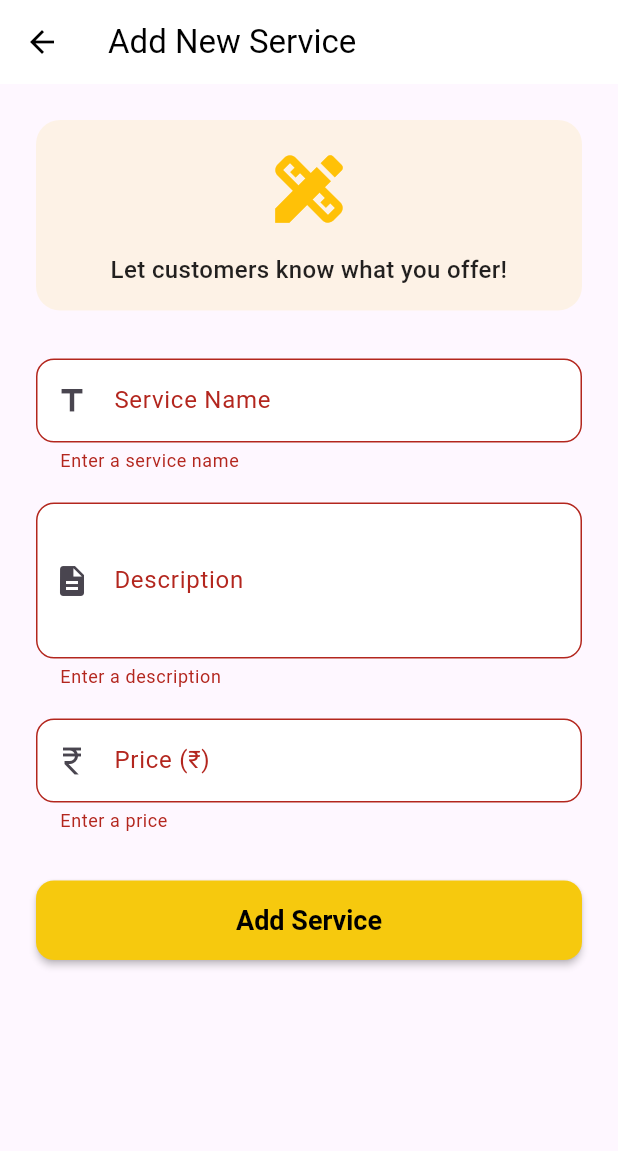
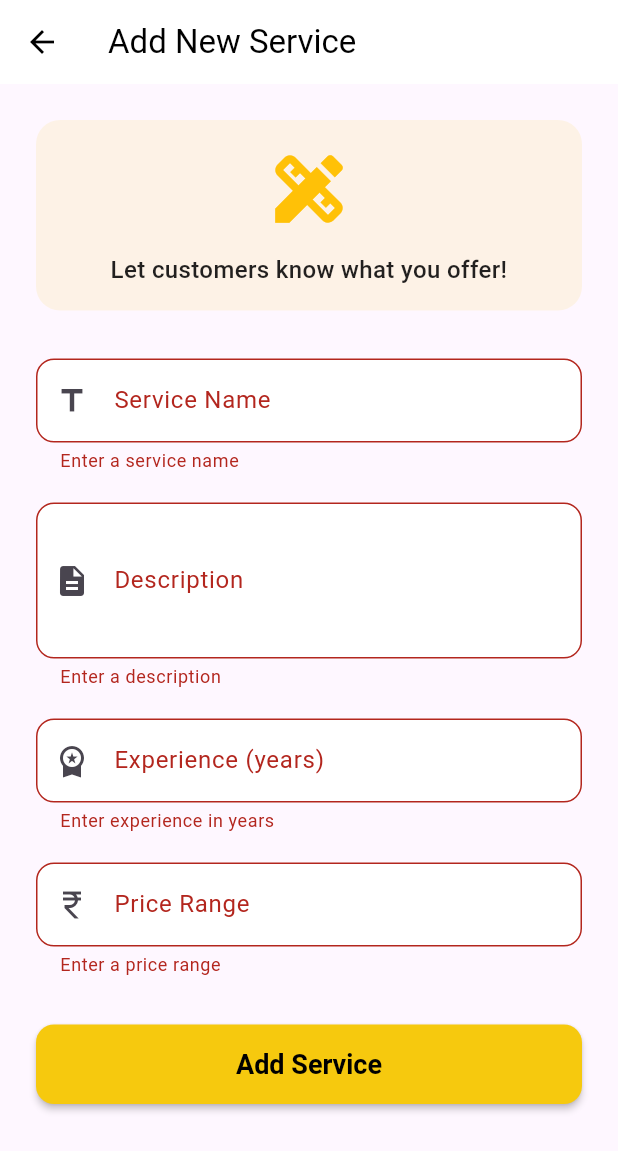
Before and after one commit to sparth292/loca-buzz, a Flutter app: the AddServicePage screen opened directly, after a tap on "Add Service", on a phone screen of 412 x 824 dp. Shown: the top 1151 px of the screen. Run offline on Flutter 3.47's test engine with Material 3 defaults, Android fonts, the light colour scheme and no system bars; our stand-ins replace flutter_svg, geolocator, google_fonts, shared_preferences, smooth_page_indicator, supabase_flutter; accounts and stored records are empty.

Commit message:
add services function

```diff
--- a/lib/business_service_provider_dashboard/add_service.dart
+++ b/lib/business_service_provider_dashboard/add_service.dart
@@ -1,4 +1,5 @@
 import 'package:flutter/material.dart';
+import 'package:supabase_flutter/supabase_flutter.dart';
 import '../main.dart' show BeeColors;
 
 class AddServicePage extends StatefulWidget {
@@ -13,29 +14,70 @@ class _AddServicePageState extends State<AddServicePage> {
   final _formKey = GlobalKey<FormState>();
   final TextEditingController _serviceNameController = TextEditingController();
   final TextEditingController _serviceDescController = TextEditingController();
-  final TextEditingController _servicePriceController = TextEditingController();
+  final TextEditingController _experienceYearsController = TextEditingController();
+  final TextEditingController _priceRangeController = TextEditingController();
   bool _isLoading = false;
+  String? _profileId;
+
+  @override
+  void initState() {
+    super.initState();
+    _fetchProfileId();
+  }
+
+  Future<void> _fetchProfileId() async {
+    final user = Supabase.instance.client.auth.currentUser;
+    if (user == null) return;
+
+    final response = await Supabase.instance.client
+        .from('profiles')
+        .select('id')
+        .eq('id', user.id)
+        .maybeSingle();
+
+    if (mounted) {
+      setState(() {
+        _profileId = response?['id'] as String?;
+      });
+    }
+  }
 
   @override
   void dispose() {
     _serviceNameController.dispose();
     _serviceDescController.dispose();
-    _servicePriceController.dispose();
+    _experienceYearsController.dispose();
+    _priceRangeController.dispose();
     super.dispose();
   }
 
-  void _submitService() {
+  void _submitService() async {
     if (_formKey.currentState!.validate()) {
+      if (_profileId == null) {
+        ScaffoldMessenger.of(context).showSnackBar(
+          const SnackBar(content: Text('Profile not loaded yet')),
+        );
+        return;
+      }
+
       setState(() => _isLoading = true);
-      // TODO: Save service to backend or state
-      Future.delayed(const Duration(seconds: 1), () {
+
+      final newService = {
+        'id': DateTime.now().millisecondsSinceEpoch.toString(),
+        'profile_id': _profileId!,
+        'service_name': _serviceNameController.text,
+        'description': _serviceDescController.text,
+        'experience_years': _experienceYearsController.text,
+        'price_range': _priceRangeController.text,
+      };
+
+      // later you’ll replace this with actual Supabase insert
+      await Future.delayed(const Duration(seconds: 1));
+
+      if (mounted) {
         setState(() => _isLoading = false);
-        Navigator.pop(context, {
-          'name': _serviceNameController.text,
-          'description': _serviceDescController.text,
-          'price': _servicePriceController.text,
-        });
-      });
+        Navigator.pop(context, newService);
+      }
     }
   }
 
@@ -65,8 +107,13 @@ class _AddServicePageState extends State<AddServicePage> {
                   children: [
                     const Icon(Icons.design_services, size: 60, color: Colors.amber),
                     const SizedBox(height: 12),
-                    Text('Let customers know what you offer!',
-                      style: TextStyle(fontSize: 16, color: Colors.black87, fontWeight: FontWeight.w500),
+                    Text(
+                      'Let customers know what you offer!',
+                      style: TextStyle(
+                        fontSize: 16,
+                        color: Colors.black87,
+                        fontWeight: FontWeight.w500,
+                      ),
                       textAlign: TextAlign.center,
                     ),
                   ],
@@ -82,7 +129,8 @@ class _AddServicePageState extends State<AddServicePage> {
                   filled: true,
                   fillColor: Colors.white,
                 ),
-                validator: (val) => val == null || val.trim().isEmpty ? 'Enter a service name' : null,
+                validator: (val) =>
+                    val == null || val.trim().isEmpty ? 'Enter a service name' : null,
               ),
               const SizedBox(height: 20),
               TextFormField(
@@ -95,20 +143,35 @@ class _AddServicePageState extends State<AddServicePage> {
                   filled: true,
                   fillColor: Colors.white,
                 ),
-                validator: (val) => val == null || val.trim().isEmpty ? 'Enter a description' : null,
+                validator: (val) =>
+                    val == null || val.trim().isEmpty ? 'Enter a description' : null,
               ),
               const SizedBox(height: 20),
               TextFormField(
-                controller: _servicePriceController,
+                controller: _experienceYearsController,
                 keyboardType: TextInputType.number,
                 decoration: InputDecoration(
-                  labelText: 'Price (₹)',
+                  labelText: 'Experience (years)',
+                  border: OutlineInputBorder(borderRadius: BorderRadius.circular(12)),
+                  prefixIcon: const Icon(Icons.workspace_premium),
+                  filled: true,
+                  fillColor: Colors.white,
+                ),
+                validator: (val) =>
+                    val == null || val.trim().isEmpty ? 'Enter experience in years' : null,
+              ),
+              const SizedBox(height: 20),
+              TextFormField(
+                controller: _priceRangeController,
+                decoration: InputDecoration(
+                  labelText: 'Price Range',
                   border: OutlineInputBorder(borderRadius: BorderRadius.circular(12)),
                   prefixIcon: const Icon(Icons.currency_rupee),
                   filled: true,
                   fillColor: Colors.white,
                 ),
-                validator: (val) => val == null || val.trim().isEmpty ? 'Enter a price' : null,
+                validator: (val) =>
+                    val == null || val.trim().isEmpty ? 'Enter a price range' : null,
               ),
               const SizedBox(height: 32),
               ElevatedButton(
@@ -118,12 +181,19 @@ class _AddServicePageState extends State<AddServicePage> {
                   foregroundColor: Colors.black,
                   padding: const EdgeInsets.symmetric(vertical: 16),
                   shape: RoundedRectangleBorder(borderRadius: BorderRadius.circular(12)),
-                  textStyle: const TextStyle(fontSize: 18, fontWeight: FontWeight.bold),
+                  textStyle: const TextStyle(
+                    fontSize: 18,
+                    fontWeight: FontWeight.bold,
+                  ),
                   elevation: 2,
                 ),
                 child: _isLoading
-                  ? const SizedBox(height: 24, width: 24, child: CircularProgressIndicator(strokeWidth: 3, color: Colors.black))
-                  : const Text('Add Service'),
+                    ? const SizedBox(
+                        height: 24,
+                        width: 24,
+                        child: CircularProgressIndicator(strokeWidth: 3, color: Colors.black),
+                      )
+                    : const Text('Add Service'),
               ),
             ],
           ),
--- a/pubspec.yaml
+++ b/pubspec.yaml
@@ -43,7 +43,7 @@ dependencies:
   carousel_slider: ^4.2.1
   supabase_flutter:
   lottie:
-
+  image_picker:
 
 dev_dependencies:
   flutter_test:
```
Also changed, not shown: lib/business_service_provider_dashboard/services_tab.dart (+36 -6 lines), pubspec.lock, 5 other files.
